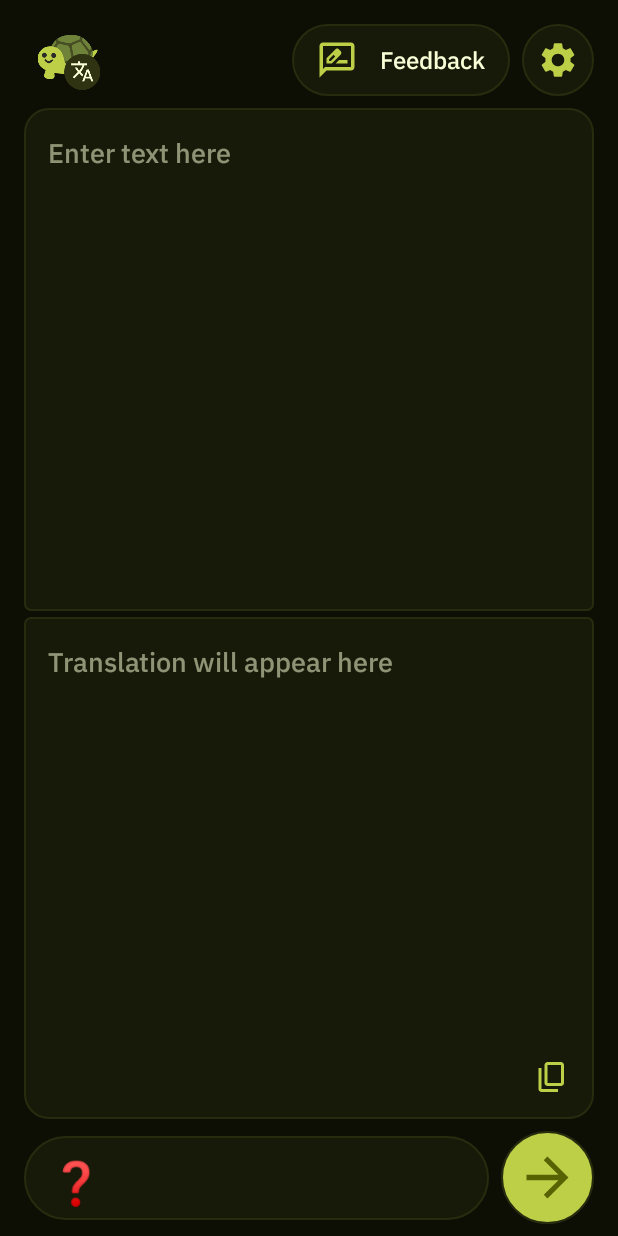
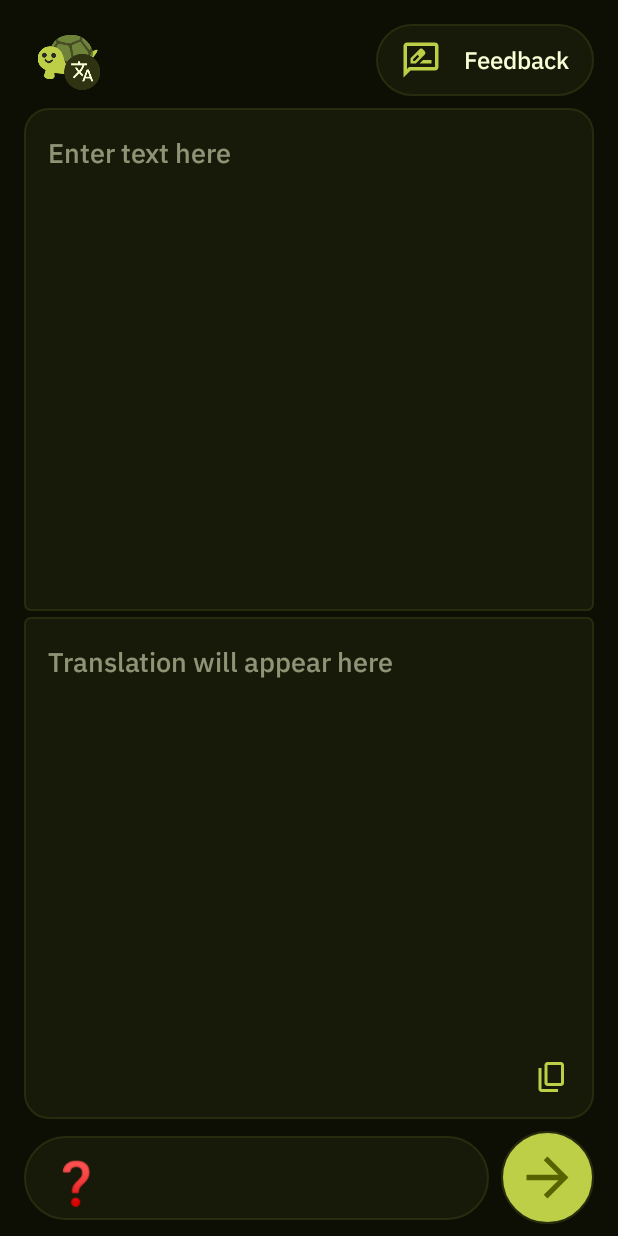
Before and after one commit to pavlik-dev/kogame-translate, an Android app built with Jetpack Compose: the TranslatorActivity screen opened directly, with no data from a screen before it, on a phone screen of 412 x 824 dp. Run offline under Robolectric (Android 15) with nearby library versions, the phone set to English and light mode, and no system bars; 1 statement that could not run was skipped.

Commit message:
Hid the settings button

```diff
--- a/app/src/main/res/layout/activity_translator.xml
+++ b/app/src/main/res/layout/activity_translator.xml
@@ -29,7 +29,7 @@
         android:layout_alignParentStart="true"
         android:layout_alignParentTop="true"
         android:layout_marginTop="16dp"
-        android:layout_marginEnd="8dp"
+        android:layout_marginEnd="16dp"
         android:background="@drawable/chip_selector"
         android:clickable="true"
         android:focusable="true"
@@ -72,6 +72,7 @@
         android:layout_marginEnd="16dp"
         android:layout_marginBottom="8dp"
         android:background="@drawable/chip_selector"
+        android:visibility="gone"
         app:layout_constraintBottom_toTopOf="@+id/input_panel"
         app:layout_constraintEnd_toEndOf="parent"
         app:layout_constraintTop_toTopOf="parent">
```
